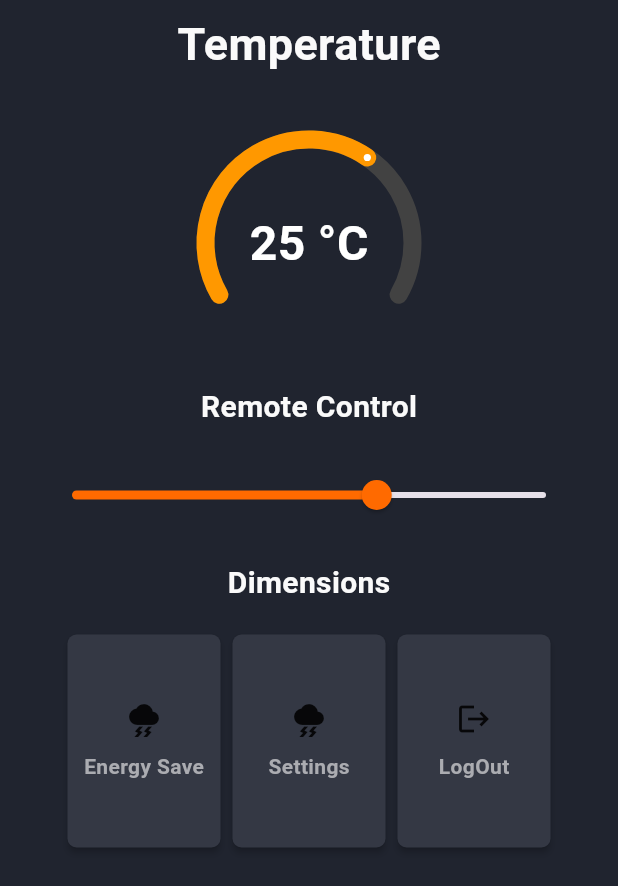
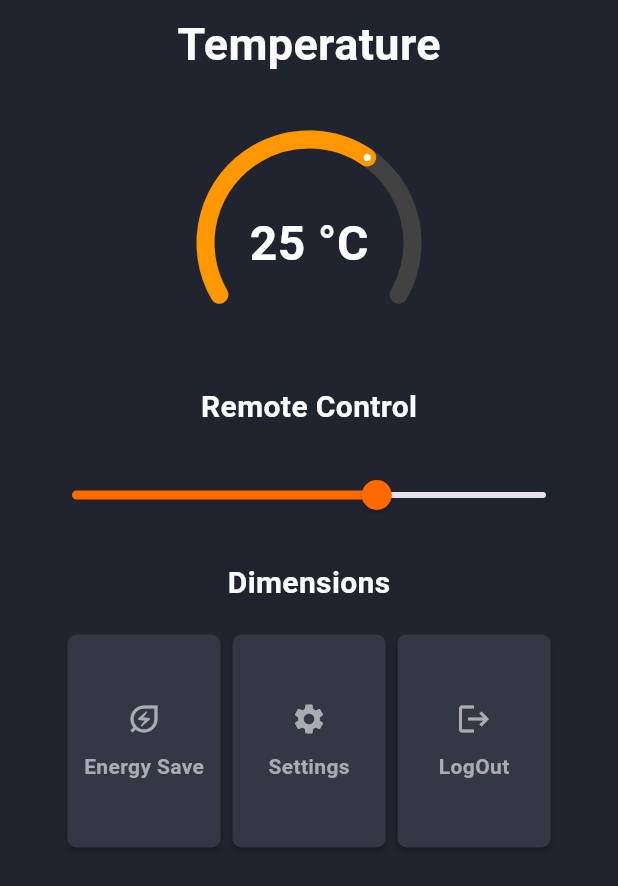
Before and after one commit to vibintomy/Smart-Air, a Flutter app: the Home screen opened directly, on a phone screen of 412 x 824 dp. Shown: the top 886 px of the screen. Run offline on Flutter 3.47's test engine with Material 3 defaults, Android fonts, the phone set to English and light mode, and no system bars; drawn by our look-alikes of sleek_circular_slider; our stand-ins replace flutter_bloc, shared_preferences, sqflite; accounts and stored records are empty.

Commit message:
Home screen completed

```diff
--- a/lib/bloc/temperature_bloc.dart
+++ b/lib/bloc/temperature_bloc.dart
@@ -27,3 +27,19 @@ class TemperatureCubit extends Cubit<double> {
     await DBHelper().saveTemperature(25.0);
   }
 }
+class PowerSavingCubit extends Cubit<bool> {
+  final DBHelper db = DBHelper();
+
+  PowerSavingCubit() : super(false);
+
+  void loadPowerSaving() async {
+    final value = await db.getPowerSaving();
+    emit(value);
+  }
+
+  void togglePowerSaving() async {
+    final newValue = !state;
+    await db.setPowerSaving(newValue);
+    emit(newValue);
+  }
+}
--- a/lib/home/home.dart
+++ b/lib/home/home.dart
@@ -1,9 +1,11 @@
 import 'package:counter_app/bloc/temperature_bloc.dart';
 import 'package:counter_app/login/database/database.dart';
+import 'package:counter_app/login/login.dart';
 import 'package:counter_app/utils/app_colors.dart';
 import 'package:counter_app/widgets/app_widgets.dart';
 import 'package:flutter/material.dart';
 import 'package:flutter_bloc/flutter_bloc.dart';
+import 'package:shared_preferences/shared_preferences.dart';
 
 import '../widgets/temperature_controller.dart'; // path may differ
 
@@ -12,8 +14,11 @@ class Home extends StatelessWidget {
 
   @override
   Widget build(BuildContext context) {
-    return BlocProvider(
-      create: (_) => TemperatureCubit()..loadSavedTemperature(),
+    return MultiBlocProvider(
+  providers: [
+    BlocProvider(create: (_) => TemperatureCubit()..loadSavedTemperature()),
+    BlocProvider(create: (_) => PowerSavingCubit()..loadPowerSaving()),
+  ],
   child: SafeArea(
         child: Scaffold(
           backgroundColor: AppColors.background,
@@ -21,7 +26,12 @@ class Home extends StatelessWidget {
             padding: const EdgeInsets.all(8.0),
             child: Column(
               children: [
-                CustomText(text: 'Temperature',fontSize: 30,fontWeight: FontWeight.bold,color: AppColors.lightText,),
+                CustomText(
+                  text: 'Temperature',
+                  fontSize: 30,
+                  fontWeight: FontWeight.bold,
+                  color: AppColors.lightText,
+                ),
                 kheight20,
                 Center(
                   child: Padding(
@@ -32,6 +42,51 @@ class Home extends StatelessWidget {
                 Row(
                   mainAxisAlignment: MainAxisAlignment.center,
                   children: [
+                  BlocConsumer<PowerSavingCubit,bool>(builder: (context,isEnabled){
+                   return   SizedBox(
+                      width: 110,
+                      height: 150,
+                      child: InkWell(
+                        onTap: () {
+                           context.read<PowerSavingCubit>().togglePowerSaving();
+                        },
+                        child: CustomCard(
+                           color: isEnabled ? Colors.green : AppColors.card,
+                          child: Column(
+                            mainAxisAlignment: MainAxisAlignment.center,
+                            children: [
+                              Icon(
+                                Icons.energy_savings_leaf_outlined,
+                                color: AppColors.dimText,
+                              ),
+                              kheight10,
+                              CustomText(
+                                text: 'Energy Save',
+                                color: AppColors.dimText,
+                                fontWeight: FontWeight.bold,
+                              ),
+                            ],
+                          ),
+                        ),
+                      ),
+                    );
+                  }, listener: (context, state) {
+                   if (state == true) {
+                  ScaffoldMessenger.of(context).showSnackBar(
+                    SnackBar(
+                      content: Text('Power Saving Enabled'),
+                      duration: Duration(seconds: 1),
+                    ),
+                  );
+                } else {
+                  ScaffoldMessenger.of(context).showSnackBar(
+                    SnackBar(
+                      content: Text('Power Saving Disabled'),
+                      duration: Duration(seconds: 1),
+                    ),
+                  );
+                }
+                  },),
                     SizedBox(
                       width: 110,
                       height: 150,
@@ -40,39 +95,76 @@ class Home extends StatelessWidget {
                         child: Column(
                           mainAxisAlignment: MainAxisAlignment.center,
                           children: [
-                          Icon(Icons.thunderstorm),
+                            Icon(Icons.settings, color: AppColors.dimText),
                             kheight10,
-                          CustomText(text: 'Energy Save',color: AppColors.dimText,fontWeight: FontWeight.bold,)
+                            CustomText(
+                              text: 'Settings',
+                              color: AppColors.dimText,
+                              fontWeight: FontWeight.bold,
+                            ),
                           ],
-                      ),)),
+                        ),
+                      ),
+                    ),
                     SizedBox(
                       width: 110,
                       height: 150,
+                      child: InkWell(
+                        onTap: () {
+                          showDialog(
+                            context: context,
+                            builder: (context) {
+                              return AlertDialog(
+                                backgroundColor: AppColors.card,
+                                title: CustomText(text: 'Log Out!',color: AppColors.dimText,),
+                                content: CustomText(
+                                  text: 'Are you sure you want to exit',color: AppColors.dimText,
+                                ),
+                                actions: [
+                                  TextButton(
+                                    onPressed: () async {
+                                      Navigator.pushReplacement(
+                                        context,
+                                        MaterialPageRoute(
+                                          builder: (context) => Login(),
+                                        ),
+                                      );
+                                      final pref =
+                                          await SharedPreferences.getInstance();
+                                      pref.setBool('IsLogged', false);
+                                    },
+                                    child: CustomText(text: 'Yes',color: AppColors.lightText,),
+                                  ),
+                                  TextButton(
+                                    onPressed: () {
+                                      Navigator.pop(context);
+                                    },
+                                    child: CustomText(text: 'No',color: AppColors.lightText,),
+                                  ),
+                                ],
+                              );
+                            },
+                          );
+                        },
                         child: CustomCard(
                           color: AppColors.card,
                           child: Column(
                             mainAxisAlignment: MainAxisAlignment.center,
                             children: [
-                          Icon(Icons.thunderstorm),
+                              Icon(Icons.logout, color: AppColors.dimText),
                               kheight10,
-                          CustomText(text: 'Settings',color: AppColors.dimText,fontWeight: FontWeight.bold,)
+                              CustomText(
+                                text: 'LogOut',
+                                color: AppColors.dimText,
+                                fontWeight: FontWeight.bold,
+                              ),
                             ],
-                      ),)),
-                       SizedBox(
-                      width: 110,
-                      height: 150,
-                      child: CustomCard(
-                        color: AppColors.card,
-                        child: Column(
-                          mainAxisAlignment: MainAxisAlignment.center,
-                        children: [
-                          Icon(Icons.logout),
-                          kheight10,
-                          CustomText(text: 'LogOut',color: AppColors.dimText,fontWeight: FontWeight.bold,)
+                          ),
+                        ),
+                      ),
+                    ),
                   ],
-                      ),)),
-                  ],
-                )
+                ),
               ],
             ),
           ),
```
Also changed, not shown: lib/login/database/database.dart (+28 -0 lines). Lines whose indentation alone changed are shown as unchanged.
